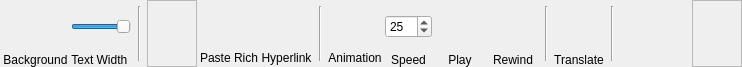
First picture: the form in DMHelper/src/ribbontabtext.ui, repository MMetze/DMHelper, before the edit.
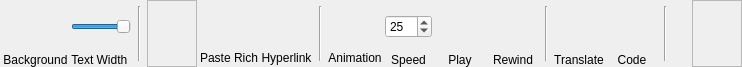
Second picture: the form after the edit. Icons and pictures are not drawn. Custom widgets are drawn as their Qt base class.

Patch:
```diff
--- a/DMHelper/src/ribbontabtext.ui
+++ b/DMHelper/src/ribbontabtext.ui
@@ -662,6 +662,61 @@
      </item>
     </layout>
    </item>
+   <item>
+    <layout class="QVBoxLayout" name="verticalLayout_7">
+     <property name="spacing">
+      <number>0</number>
+     </property>
+     <item>
+      <widget class="QPushButton" name="btnCode">
+       <property name="minimumSize">
+        <size>
+         <width>50</width>
+         <height>50</height>
+        </size>
+       </property>
+       <property name="maximumSize">
+        <size>
+         <width>50</width>
+         <height>50</height>
+        </size>
+       </property>
+       <property name="toolTip">
+        <string>Show the code view for the current content</string>
+       </property>
+       <property name="text">
+        <string/>
+       </property>
+       <property name="icon">
+        <iconset resource="resources.qrc">
+         <normaloff>:/img/data/icon_code.png</normaloff>:/img/data/icon_code.png</iconset>
+       </property>
+       <property name="iconSize">
+        <size>
+         <width>40</width>
+         <height>40</height>
+        </size>
+       </property>
+       <property name="checkable">
+        <bool>true</bool>
+       </property>
+       <property name="flat">
+        <bool>true</bool>
+       </property>
+      </widget>
+     </item>
+     <item>
+      <widget class="QLabel" name="lblCode">
+       <property name="text">
+        <string>Code</string>
+       </property>
+       <property name="alignment">
+        <set>Qt::AlignBottom|Qt::AlignHCenter</set>
+       </property>
+      </widget>
+     </item>
+    </layout>
+   </item>
    <item>
     <widget class="Line" name="line_4">
      <property name="minimumSize">
```
